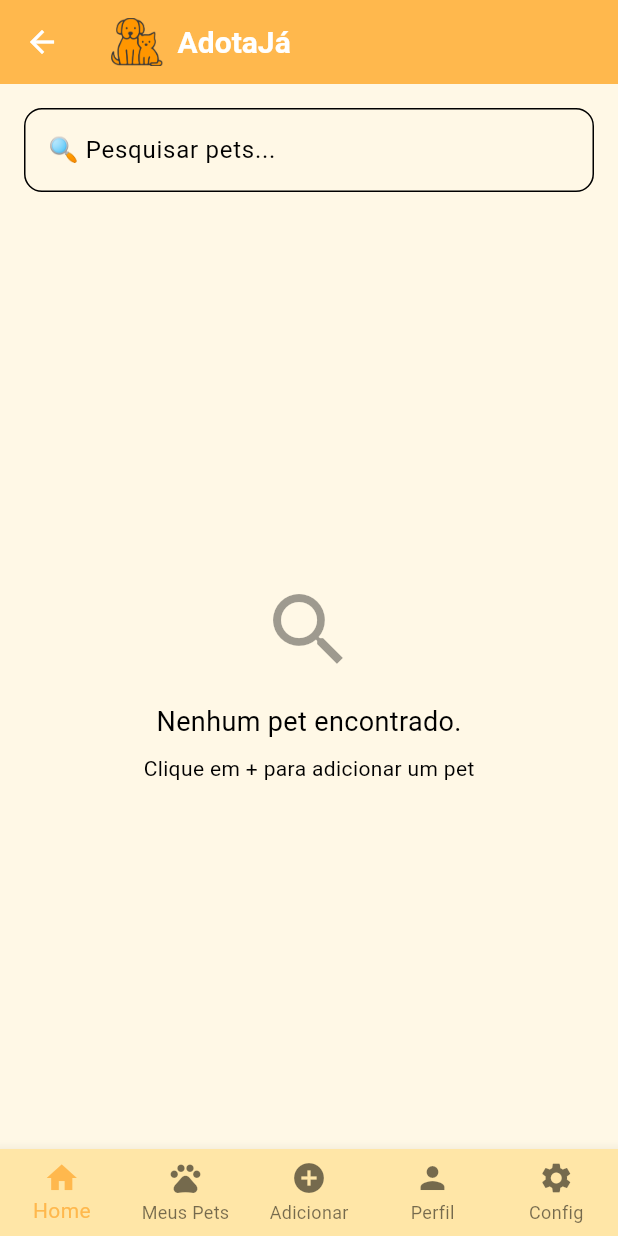
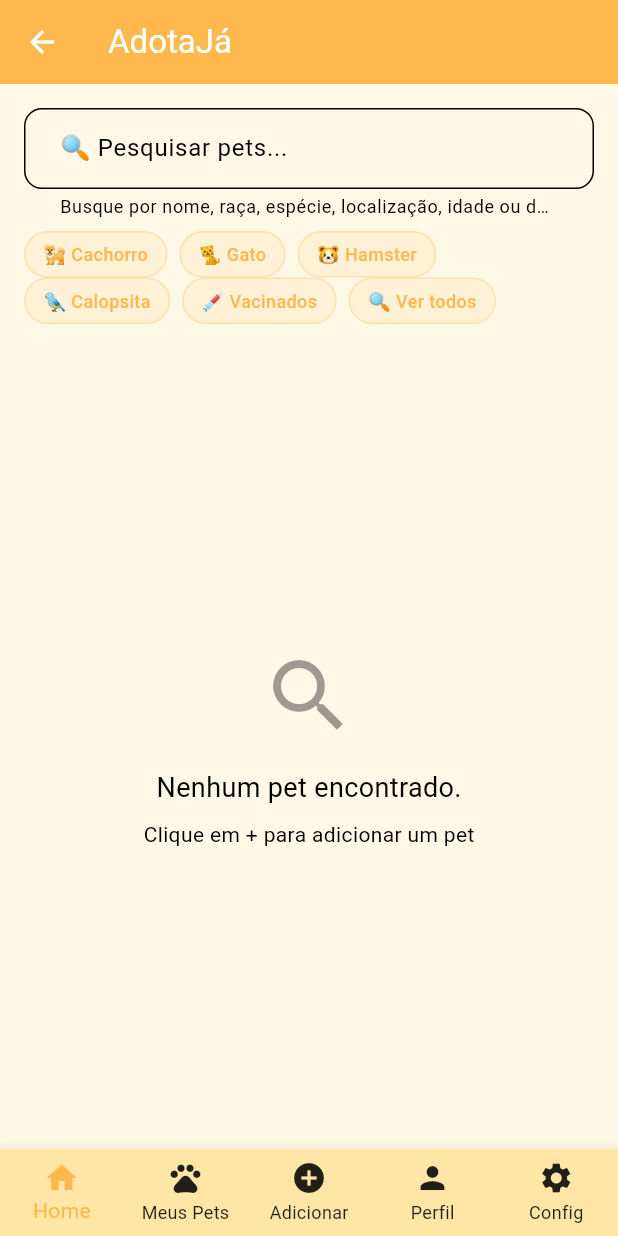
Before and after one commit to PePintor/projetopi, a Flutter app: the HomePage screen opened by its route, on a phone screen of 412 x 824 dp. Run offline on Flutter 3.47's test engine with Material 3 defaults, Android fonts, the light colour scheme and no system bars; our stand-ins replace flutter_dotenv, image_picker, shared_preferences; accounts and stored records are empty; network calls fail.

Commit message:
Adiciona filtro de pesquisa e comentários no código

```diff
--- a/lib/main.dart
+++ b/lib/main.dart
@@ -23,7 +23,7 @@ final lightTheme = ThemeData(
     unselectedItemColor: Colors.grey,
   ),
   cardColor: const Color(0xFFFFF8E6),
-  colorScheme: ColorScheme.light(
+  colorScheme: const ColorScheme.light(
     primary: Color(0xFFFFB84D),
     onPrimary: Colors.white,
     secondary: Color(0xFFFF8A00),
--- a/lib/pages/home_page.dart
+++ b/lib/pages/home_page.dart
@@ -1,14 +1,24 @@
+// 📱 ARQUIVO: home_page.dart - TELA PRINCIPAL DO APLICATIVO
+// 🎯 OBJETIVO: Navegação principal, busca e listagem de pets
+
 import 'package:flutter/material.dart';
 import 'package:provider/provider.dart';
-import 'package:app_projetoyuri/pages/add_pet_page.dart';
-import 'package:app_projetoyuri/pages/my_pets_page.dart';
-import 'package:app_projetoyuri/pages/profile_page.dart';
-import 'package:app_projetoyuri/pages/settings_page.dart';
-import 'package:app_projetoyuri/pages/pet_detail_page.dart';
-import 'package:app_projetoyuri/models/pet_model.dart';
-import 'package:app_projetoyuri/providers/pet_provider.dart';
-import 'package:app_projetoyuri/utils/constants.dart';
 
+// 📂 PÁGINAS
+import 'package:app_projetoyuri/pages/add_pet_page.dart';      // ➕ Tela de cadastro
+import 'package:app_projetoyuri/pages/my_pets_page.dart';     // 🐾 Meus pets
+import 'package:app_projetoyuri/pages/profile_page.dart';     // 👤 Perfil
+import 'package:app_projetoyuri/pages/settings_page.dart';    // ⚙️ Configurações
+import 'package:app_projetoyuri/pages/pet_detail_page.dart';  // 📋 Detalhes do pet
+
+// 📂 MODELOS E PROVIDERS
+import 'package:app_projetoyuri/models/pet_model.dart';       // 🎯 Modelo de dados
+import 'package:app_projetoyuri/providers/pet_provider.dart'; // 🐾 Provider de pets
+
+// 📂 UTILITÁRIOS
+import 'package:app_projetoyuri/utils/constants.dart';        // 📏 Constantes do app
+
+// 🏠 HOME PAGE PRINCIPAL
 class HomePage extends StatefulWidget {
   const HomePage({super.key});
 
@@ -17,11 +27,12 @@ class HomePage extends StatefulWidget {
 }
 
 class _HomePageState extends State<HomePage> {
-  int _selectedIndex = 0;
+  int _selectedIndex = 0; // 🎯 Índice da aba selecionada
 
   @override
   void initState() {
     super.initState();
+    // 🎬 Configura listener para atualizações do PetProvider após renderização
     WidgetsBinding.instance.addPostFrameCallback((_) {
       if (mounted) {
         context.read<PetProvider>().addListener(_onPetsChanged);
@@ -31,55 +42,59 @@ class _HomePageState extends State<HomePage> {
 
   @override
   void dispose() {
+    // 🧹 Remove listener para evitar memory leaks
     if (mounted) {
       context.read<PetProvider>().removeListener(_onPetsChanged);
     }
     super.dispose();
   }
 
+  // 🔄 Atualiza UI quando pets mudam
   void _onPetsChanged() {
     if (mounted) setState(() {});
   }
 
+  // 🎯 Gerencia navegação entre abas
   void _onItemTapped(int index) {
     if (index == 2) {
-      _navigateToAddPet();
+      _navigateToAddPet(); // ➕ Aba especial para adicionar pet
     } else {
       setState(() {
-        _selectedIndex = index;
+        _selectedIndex = index; // 🔄 Atualiza aba selecionada
       });
     }
   }
 
+  // 🚀 Navega para a tela de cadastro de pet
   void _navigateToAddPet() async {
     final result = await Navigator.push(
       context,
       MaterialPageRoute(builder: (context) => const AddPetPage()),
     );
 
+    // 🔄 Atualiza Home caso um pet tenha sido cadastrado
     if (result == true && context.mounted) {
       setState(() {
-        _selectedIndex = 0;
+        _selectedIndex = 0; // 🏠 Volta para a Home
       });
-
       await Future.delayed(const Duration(milliseconds: 500));
-
       if (context.mounted) setState(() {});
     }
   }
 
+  // 🎯 Retorna a página correspondente à aba selecionada
   Widget _getCurrentPage() {
     switch (_selectedIndex) {
       case 0:
-        return const _HomeContent();
+        return const _HomeContent();       // 🏠 Conteúdo principal
       case 1:
-        return const MyPetsPage();
+        return const MyPetsPage();   // 🐾 Meus pets
       case 3:
-        return const ProfilePage();
+        return const ProfilePage();  // 👤 Perfil
       case 4:
-        return const SettingsPage();
+        return const SettingsPage(); // ⚙️ Configurações
       default:
-        return const _HomeContent();
+        return const _HomeContent();       // 🏠 Fallback
     }
   }
 
@@ -88,36 +103,24 @@ class _HomePageState extends State<HomePage> {
     final theme = Theme.of(context);
 
     return Scaffold(
-      backgroundColor: theme.scaffoldBackgroundColor,
+      // 📝 AppBar com nome do app
       appBar: AppBar(
-        backgroundColor: theme.appBarTheme.backgroundColor,
-        foregroundColor: theme.appBarTheme.foregroundColor,
-        title: Row(
-          children: [
-            Image.asset(
-              "assets/images/logoAdotaJa.png",
-              height: 32,
+        title: const Text(AppConstants.appName),
+        backgroundColor: theme.primaryColor,
+        foregroundColor: theme.colorScheme.onPrimary,
       ),
-            const SizedBox(width: 8),
-            Text(
-              AppConstants.appName,
-              style: TextStyle(
-                fontWeight: FontWeight.bold,
-                fontSize: 20,
-                color: theme.appBarTheme.foregroundColor,
-              ),
-            ),
-          ],
-        ),
-      ),
+
+      // 🎯 Corpo dinâmico baseado na aba selecionada
       body: _getCurrentPage(),
+
+      // 🔽 Barra de navegação inferior
       bottomNavigationBar: BottomNavigationBar(
         currentIndex: _selectedIndex,
         onTap: _onItemTapped,
         type: BottomNavigationBarType.fixed,
         backgroundColor: theme.bottomAppBarColor,
         selectedItemColor: theme.primaryColor,
-        unselectedItemColor: theme.unselectedWidgetColor,
+        unselectedItemColor: theme.iconTheme.color,
         items: const [
           BottomNavigationBarItem(icon: Icon(Icons.home), label: 'Home'),
           BottomNavigationBarItem(icon: Icon(Icons.pets), label: 'Meus Pets'),
@@ -134,6 +137,7 @@ extension on ThemeData {
   Color? get bottomAppBarColor => null;
 }
 
+// 🏠 CONTEÚDO PRINCIPAL DA HOME
 class _HomeContent extends StatefulWidget {
   const _HomeContent();
 
@@ -143,11 +147,11 @@ class _HomeContent extends StatefulWidget {
 
 class _HomeContentState extends State<_HomeContent> {
   final TextEditingController _searchController = TextEditingController();
-  String _searchQuery = '';
+  String _searchQuery = ''; // 🎯 Estado local da busca
 
   @override
   void dispose() {
-    _searchController.dispose();
+    _searchController.dispose(); // 🧹 Limpa controller
     super.dispose();
   }
 
@@ -157,47 +161,42 @@ class _HomeContentState extends State<_HomeContent> {
 
     return Consumer<PetProvider>(
       builder: (context, petProvider, child) {
+        // 🔍 Filtra pets com base na busca
         final displayedPets = _searchQuery.isEmpty
             ? petProvider.pets
             : petProvider.searchPets(_searchQuery);
 
+        // ⏳ Loading
         if (petProvider.loading && petProvider.pets.isEmpty) {
-          return Center(
+          return const Center(
             child: Column(
               mainAxisAlignment: MainAxisAlignment.center,
               children: [
-                CircularProgressIndicator(color: theme.primaryColor),
-                const SizedBox(height: 16),
-                const Text('Carregando pets...'),
+                CircularProgressIndicator(),
+                SizedBox(height: 16),
+                Text('Carregando pets...'),
               ],
             ),
           );
         }
 
+        // ❌ Estado de erro
         if (petProvider.error.isNotEmpty && petProvider.pets.isEmpty) {
           return Center(
             child: Column(
               mainAxisAlignment: MainAxisAlignment.center,
               children: [
-                Icon(Icons.error, size: 64, color: theme.primaryColor),
+                Icon(Icons.error, size: 64, color: theme.colorScheme.error),
                 const SizedBox(height: 16),
-                Text(
-                  'Erro ao carregar pets',
-                  style: TextStyle(fontSize: 18, color: theme.primaryColor),
-                ),
+                Text('Erro ao carregar pets', style: TextStyle(fontSize: 18, color: theme.colorScheme.error)),
                 const SizedBox(height: 8),
-                Text(
-                  petProvider.error,
-                  textAlign: TextAlign.center,
-                  style: TextStyle(color: theme.textTheme.bodyMedium?.color),
-                ),
+                Text(petProvider.error, textAlign: TextAlign.center, style: TextStyle(color: theme.textTheme.bodyMedium?.color)),
                 const SizedBox(height: 16),
                 ElevatedButton(
+                  onPressed: () => petProvider.loadPets(),
                   style: ElevatedButton.styleFrom(
                       backgroundColor: theme.primaryColor,
-                    foregroundColor: theme.colorScheme.onPrimary,
-                  ),
-                  onPressed: () => petProvider.loadPets(),
+                      foregroundColor: theme.colorScheme.onPrimary),
                   child: const Text('Tentar Novamente'),
                 ),
               ],
@@ -205,36 +204,62 @@ class _HomeContentState extends State<_HomeContent> {
           );
         }
 
+        // 🎨 UI principal
         return Column(
           children: [
+            // 🔍 Campo de busca
             Padding(
               padding: const EdgeInsets.all(AppConstants.defaultPadding),
-              child: TextField(
+              child: Column(
+                crossAxisAlignment: CrossAxisAlignment.start,
+                children: [
+                  TextField(
                     controller: _searchController,
-                onChanged: (value) => setState(() => _searchQuery = value),
+                    onChanged: (value) {
+                      setState(() {
+                        _searchQuery = value; // 🔄 Atualiza busca em tempo real
+                      });
+                    },
                     decoration: InputDecoration(
                       hintText: '🔍 Pesquisar pets...',
-                  filled: true,
-                  fillColor: theme.cardColor,
+                      helperText: 'Busque por nome, raça, espécie, localização, idade ou descrição',
                       border: OutlineInputBorder(
                         borderRadius: BorderRadius.circular(AppConstants.defaultBorderRadius),
                       ),
-                  focusedBorder: OutlineInputBorder(
-                    borderSide: BorderSide(color: theme.primaryColor, width: 2),
-                    borderRadius: BorderRadius.circular(AppConstants.defaultBorderRadius),
-                  ),
+                      contentPadding: const EdgeInsets.symmetric(horizontal: 20, vertical: 15),
                       suffixIcon: _searchQuery.isNotEmpty
                           ? IconButton(
-                          icon: Icon(Icons.clear, color: theme.primaryColor),
+                              icon: const Icon(Icons.clear),
                               onPressed: () {
                                 _searchController.clear();
-                            setState(() => _searchQuery = '');
+                                setState(() {
+                                  _searchQuery = ''; // 🧹 Limpa busca
+                                });
                               },
                             )
                           : null,
                     ),
                   ),
+                  const SizedBox(height: 8),
+
+                  // 🎯 Filtros rápidos (apenas quando não há busca)
+                  if (_searchQuery.isEmpty)
+                    Wrap(
+                      spacing: 8,
+                      children: [
+                        _buildQuickFilter(theme, '🐕 Cachorro', 'cachorro'),
+                        _buildQuickFilter(theme, '🐈 Gato', 'gato'),
+                        _buildQuickFilter(theme, '🐹 Hamster', 'hamster'),
+                        _buildQuickFilter(theme, '🐦 Calopsita', 'calopsita'),
+                        _buildQuickFilter(theme, '💉 Vacinados', 'vacinado'),
+                        _buildQuickFilter(theme, '🔍 Ver todos', ''),
+                      ],
                     ),
+                ],
+              ),
+            ),
+
+            // 📜 Resultados da busca
             if (_searchQuery.isNotEmpty)
               Padding(
                 padding: const EdgeInsets.symmetric(horizontal: AppConstants.defaultPadding),
@@ -251,17 +276,18 @@ class _HomeContentState extends State<_HomeContent> {
                   ],
                 ),
               ),
+
+            // 🐾 Lista de pets
             Expanded(
               child: RefreshIndicator(
-                color: theme.primaryColor,
-                onRefresh: () => petProvider.loadPets(),
+                onRefresh: () => petProvider.loadPets(), // 🔄 Pull to refresh
                 child: displayedPets.isEmpty
-                    ? _buildEmptyState(theme)
+                    ? _buildEmptyState(theme, _searchQuery) // 📭 Estado vazio
                     : ListView.builder(
                         itemCount: displayedPets.length,
                         itemBuilder: (context, index) {
                           final pet = displayedPets[index];
-                          return _PetCard(pet: pet);
+                          return _PetCard(pet: pet, theme: theme); // 🎴 Card do pet
                         },
                       ),
               ),
@@ -272,7 +298,38 @@ class _HomeContentState extends State<_HomeContent> {
     );
   }
 
-  Widget _buildEmptyState(ThemeData theme) {
+  // 🎯 Filtro rápido
+  Widget _buildQuickFilter(ThemeData theme, String label, String query) {
+    return GestureDetector(
+      onTap: () {
+        _searchController.text = query;
+        setState(() {
+          _searchQuery = query; // 🔄 Aplica filtro
+        });
+      },
+      child: Container(
+        padding: const EdgeInsets.symmetric(horizontal: 12, vertical: 6),
+        decoration: BoxDecoration(
+          // ignore: deprecated_member_use
+          color: theme.primaryColor.withOpacity(0.1),
+          borderRadius: BorderRadius.circular(20),
+          // ignore: deprecated_member_use
+          border: Border.all(color: theme.primaryColor.withOpacity(0.3)),
+        ),
+        child: Text(
+          label,
+          style: TextStyle(
+            fontSize: 12,
+            color: theme.primaryColor,
+            fontWeight: FontWeight.w500,
+          ),
+        ),
+      ),
+    );
+  }
+
+  // 📭 Estado vazio quando não há pets
+  Widget _buildEmptyState(ThemeData theme, String query) {
     return Center(
       child: Column(
         mainAxisAlignment: MainAxisAlignment.center,
@@ -280,13 +337,19 @@ class _HomeContentState extends State<_HomeContent> {
           Icon(Icons.search, size: 64, color: theme.disabledColor),
           const SizedBox(height: 16),
           Text(
-            _searchQuery.isEmpty ? AppConstants.noPetsFound : 'Nenhum pet encontrado',
-            style: TextStyle(fontSize: AppConstants.subheadingFontSize, color: theme.textTheme.bodyMedium?.color),
+            query.isEmpty ? AppConstants.noPetsFound : 'Nenhum pet encontrado',
+            style: TextStyle(
+              fontSize: AppConstants.subheadingFontSize,
+              color: theme.textTheme.bodyMedium?.color,
+            ),
           ),
           const SizedBox(height: 8),
           Text(
-            _searchQuery.isEmpty ? 'Clique em + para adicionar um pet' : 'Tente buscar por outro termo',
-            style: TextStyle(color: theme.textTheme.bodySmall?.color, fontSize: AppConstants.captionFontSize),
+            query.isEmpty ? 'Clique em + para adicionar um pet' : 'Tente buscar por outro termo',
+            style: TextStyle(
+              color: theme.textTheme.bodySmall?.color,
+              fontSize: AppConstants.captionFontSize,
+            ),
           ),
         ],
       ),
@@ -294,82 +357,79 @@ class _HomeContentState extends State<_HomeContent> {
   }
 }
 
-class _PetCard extends StatelessWidget {
+// 🎴 CARD DO PET - Componente reutilizável
+class _PetCard extends StatefulWidget {
   final Pet pet;
-  const _PetCard({required this.pet});
+  final ThemeData theme;
 
+  const _PetCard({required this.pet, required this.theme});
+
+  @override
+  State<_PetCard> createState() => __PetCardState();
+}
+
+class __PetCardState extends State<_PetCard> {
+  Color? _cardColor;
+
+  // 🚀 Navega para detalhes do pet
   void _navigateToPetDetail(BuildContext context) {
-    Navigator.push(context, MaterialPageRoute(builder: (_) => PetDetailPage(pet: pet)));
+    Navigator.push(
+      context,
+      MaterialPageRoute(builder: (context) => PetDetailPage(pet: widget.pet)),
+    );
   }
 
   @override
   Widget build(BuildContext context) {
-    final theme = Theme.of(context);
+    final theme = widget.theme;
 
-    return Card(
+    return GestureDetector(
+      onTap: () {
+        setState(() {
+          // ignore: deprecated_member_use
+          _cardColor = theme.cardColor.withOpacity(0.5); // 🎯 Destaque ao tocar
+        });
+        _navigateToPetDetail(context);
+      },
+      child: Card(
         margin: const EdgeInsets.symmetric(horizontal: AppConstants.defaultPadding, vertical: 8),
         elevation: AppConstants.cardElevation,
-      color: theme.cardColor,
+        color: _cardColor ?? theme.cardColor,
         shape: RoundedRectangleBorder(borderRadius: BorderRadius.circular(AppConstants.defaultBorderRadius)),
-      child: InkWell(
-        onTap: () => _navigateToPetDetail(context),
-        borderRadius: BorderRadius.circular(AppConstants.defaultBorderRadius),
         child: Column(
           crossAxisAlignment: CrossAxisAlignment.start,
           children: [
+            // 🖼️ Imagem do pet
             ClipRRect(
               borderRadius: const BorderRadius.vertical(top: Radius.circular(AppConstants.defaultBorderRadius)),
               child: Container(
                 height: 200,
-                color: theme.cardColor,
-                child: pet.photos.isNotEmpty
+                width: double.infinity,
+                color: theme.dividerColor,
+                child: widget.pet.photos.isNotEmpty
                     ? Image.network(
-                        pet.photos.first,
+                        widget.pet.photos.first,
                         height: 200,
                         width: double.infinity,
                         fit: BoxFit.cover,
+                        errorBuilder: (context, error, stackTrace) {
+                          return _buildPlaceholderImage(theme);
+                        },
                       )
                     : _buildPlaceholderImage(theme),
               ),
             ),
+
+            // 📋 Informações do pet
             Padding(
               padding: const EdgeInsets.all(AppConstants.defaultPadding),
               child: Column(
                 crossAxisAlignment: CrossAxisAlignment.start,
                 children: [
-                  Text(pet.name, style: TextStyle(fontSize: 20, fontWeight: FontWeight.bold, color: theme.primaryColor)),
-                  const SizedBox(height: 8),
-                  Text('${pet.species} • ${pet.breed}', style: TextStyle(color: theme.textTheme.bodySmall?.color)),
-                  const SizedBox(height: 8),
-                  Row(
-                    children: [
-                      Icon(Icons.location_on, size: 18, color: theme.disabledColor),
-                      const SizedBox(width: 4),
-                      Expanded(child: Text(pet.location, style: TextStyle(color: theme.disabledColor))),
-                      Icon(Icons.cake, size: 18, color: theme.disabledColor),
-                      const SizedBox(width: 4),
-                      Text(pet.age, style: TextStyle(fontWeight: FontWeight.bold, color: theme.primaryColor)),
-                    ],
-                  ),
+                  Text(widget.pet.name,
+                      style: TextStyle(fontSize: 20, fontWeight: FontWeight.bold, color: theme.textTheme.bodyLarge?.color)),
                   const SizedBox(height: 4),
-                  Row(
-                    children: [
-                      Icon(
-                        pet.vaccinated ? Icons.medical_services : Icons.medical_services_outlined,
-                        size: 16,
-                        color: pet.vaccinated ? Colors.green : theme.disabledColor,
-                      ),
-                      const SizedBox(width: 4),
-                      Text(
-                        pet.vaccinated ? 'Vacinado' : 'Não vacinado',
-                        style: TextStyle(
-                          fontSize: AppConstants.smallFontSize,
-                          color: pet.vaccinated ? Colors.green : theme.disabledColor,
-                          fontWeight: FontWeight.w500,
-                        ),
-                      ),
-                    ],
-                  ),
+                  Text('${widget.pet.species} • ${widget.pet.breed}', style: TextStyle(color: theme.textTheme.bodyMedium?.color)),
                 ],
               ),
             ),
@@ -379,6 +439,7 @@ class _PetCard extends StatelessWidget {
     );
   }
 
+  // 🖼️ Placeholder para pets sem foto
   Widget _buildPlaceholderImage(ThemeData theme) {
     return Column(
       mainAxisAlignment: MainAxisAlignment.center,
```
Lines whose indentation alone changed are shown as unchanged.
